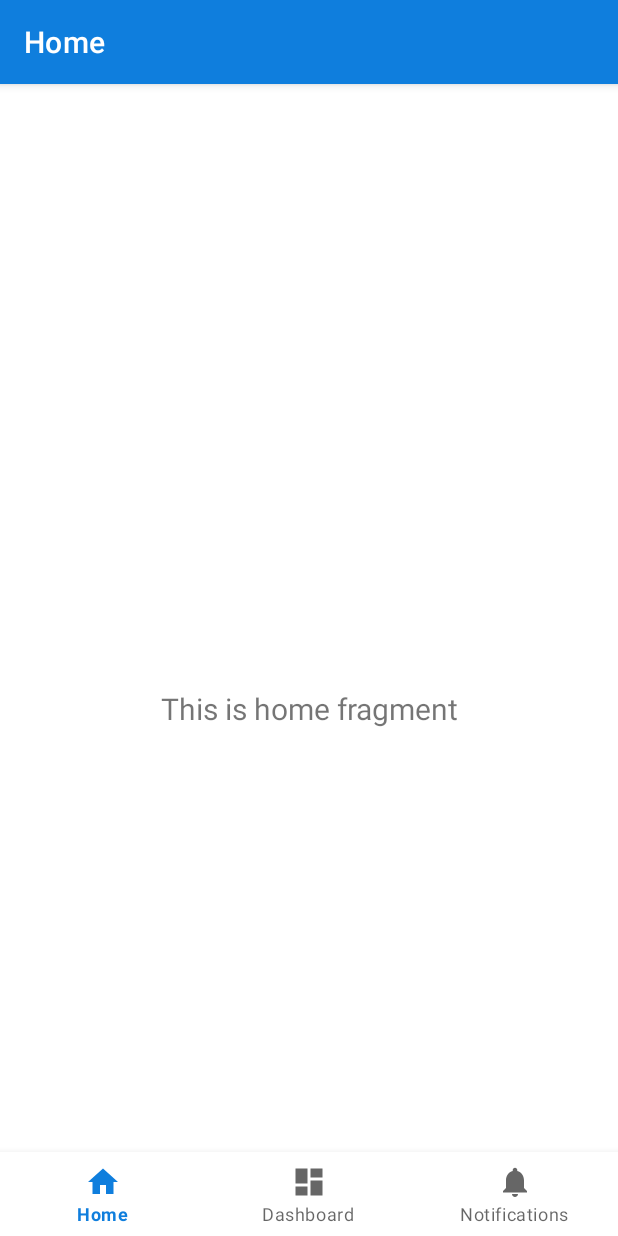
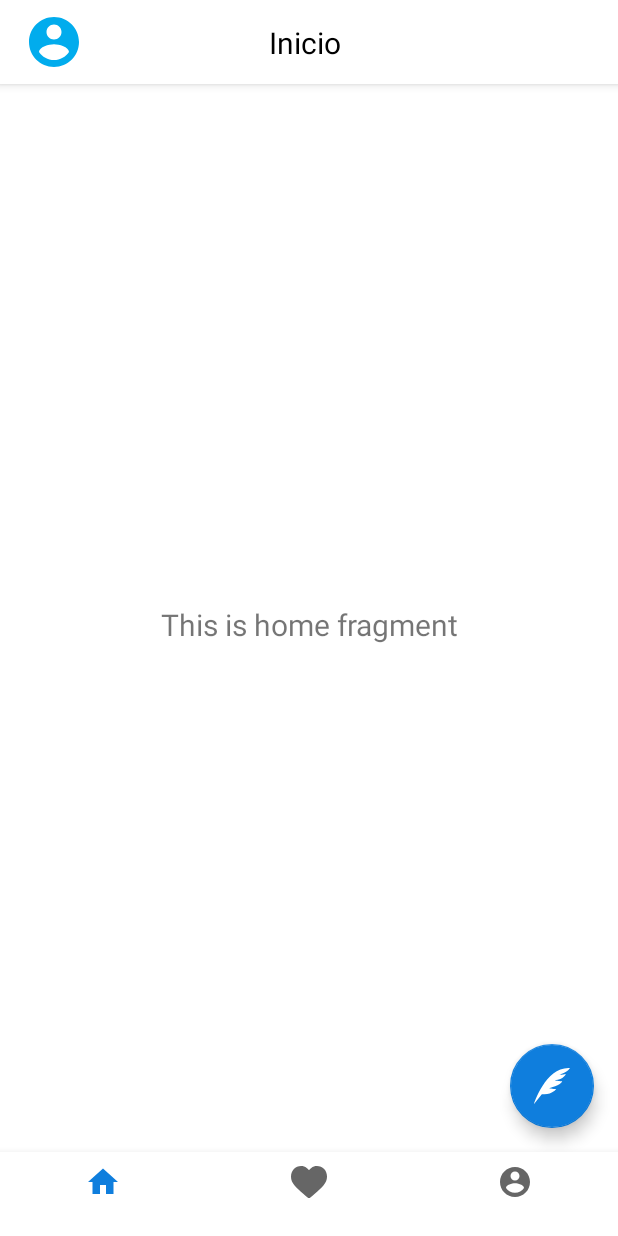
Before and after one commit to is-lgarcia/mini_twitter, an Android app: the DashboardActivity screen opened directly, with no data from a screen before it, on a phone screen of 412 x 824 dp. Run offline under Robolectric (Android 15) with nearby library versions, the phone set to English and light mode, and no system bars; our stand-ins replace navigation-ui.

Commit message:
Implementacion de Toolbar Personalizado + Cambio de iconos en el bottom_nav y personalizar el Fab

```diff
--- a/app/src/main/java/com/luisg/minitwitter/view/DashboardActivity.java
+++ b/app/src/main/java/com/luisg/minitwitter/view/DashboardActivity.java
@@ -1,14 +1,15 @@
 package com.luisg.minitwitter.view;
 
 import android.os.Bundle;
-import android.widget.Toast;
+import android.view.View;
 
 import com.google.android.material.bottomnavigation.BottomNavigationView;
+import com.google.android.material.floatingactionbutton.FloatingActionButton;
+import com.google.android.material.snackbar.Snackbar;
 import com.luisg.minitwitter.R;
-import com.luisg.minitwitter.common.Constants;
-import com.luisg.minitwitter.common.SharedPreferencesManager;
 
 import androidx.appcompat.app.AppCompatActivity;
+import androidx.appcompat.widget.Toolbar;
 import androidx.navigation.NavController;
 import androidx.navigation.Navigation;
 import androidx.navigation.ui.AppBarConfiguration;
@@ -20,11 +21,24 @@ public class DashboardActivity extends AppCompatActivity {
     protected void onCreate(Bundle savedInstanceState) {
         super.onCreate(savedInstanceState);
         setContentView(R.layout.activity_dashboard);
+
+        Toolbar toolbar = findViewById(R.id.toolbar);
+        setSupportActionBar(toolbar);
+
+        FloatingActionButton fab = findViewById(R.id.fab);
+        fab.setOnClickListener(new View.OnClickListener() {
+            @Override
+            public void onClick(View view) {
+                Snackbar.make(view, "Replace with your own action", Snackbar.LENGTH_LONG)
+                        .setAction("Action", null).show();
+            }
+        });
+
         BottomNavigationView navView = findViewById(R.id.nav_view);
         // Passing each menu ID as a set of Ids because each
         // menu should be considered as top level destinations.
         AppBarConfiguration appBarConfiguration = new AppBarConfiguration.Builder(
-                R.id.navigation_home, R.id.navigation_dashboard, R.id.navigation_notifications)
+                R.id.navigation_home, R.id.navigation_tweet_like, R.id.navigation_profile)
                 .build();
         NavController navController = Navigation.findNavController(this, R.id.nav_host_fragment);
         NavigationUI.setupActionBarWithNavController(this, navController, appBarConfiguration);
--- a/app/src/main/java/com/luisg/minitwitter/view/MainActivity.java
+++ b/app/src/main/java/com/luisg/minitwitter/view/MainActivity.java
@@ -37,8 +37,6 @@ public class MainActivity extends AppCompatActivity {
     protected void onCreate(Bundle savedInstanceState) {
         super.onCreate(savedInstanceState);
         setContentView(R.layout.activity_main);
-        getSupportActionBar().hide();
-
         retrofitInit();
         findView();
 
--- a/app/src/main/java/com/luisg/minitwitter/view/SignUpActivity.java
+++ b/app/src/main/java/com/luisg/minitwitter/view/SignUpActivity.java
@@ -34,7 +34,6 @@ public class SignUpActivity extends AppCompatActivity {
     protected void onCreate(Bundle savedInstanceState) {
         super.onCreate(savedInstanceState);
         setContentView(R.layout.activity_sign_up);
-        getSupportActionBar().hide();
         retrofitInit();
         findView();
         backLogin();
--- /dev/null
+++ b/app/src/main/res/drawable/ic_account_circle.xml
@@ -0,0 +1,10 @@
+<vector android:height="24dp"
+    android:tint="#01ACED"
+    android:viewportHeight="24.0"
+    android:viewportWidth="24.0"
+    android:width="24dp"
+    xmlns:android="http://schemas.android.com/apk/res/android">
+    <path
+        android:fillColor="#FF0f7edd"
+        android:pathData="M12,2C6.48,2 2,6.48 2,12s4.48,10 10,10 10,-4.48 10,-10S17.52,2 12,2zM12,5c1.66,0 3,1.34 3,3s-1.34,3 -3,3 -3,-1.34 -3,-3 1.34,-3 3,-3zM12,19.2c-2.5,0 -4.71,-1.28 -6,-3.22 0.03,-1.99 4,-3.08 6,-3.08 1.99,0 5.97,1.09 6,3.08 -1.29,1.94 -3.5,3.22 -6,3.22z" />
+</vector>
--- /dev/null
+++ b/app/src/main/res/drawable/ic_like.xml
@@ -0,0 +1,9 @@
+<vector xmlns:android="http://schemas.android.com/apk/res/android"
+    android:width="512.001dp"
+    android:height="512dp"
+    android:viewportWidth="512.001"
+    android:viewportHeight="512">
+    <path
+        android:fillColor="#FF000000"
+        android:pathData="m256,483.516c-7.289,0 -14.316,-2.641 -19.793,-7.438 -20.684,-18.086 -40.625,-35.082 -58.219,-50.074l-0.09,-0.078c-51.582,-43.957 -96.125,-81.918 -127.117,-119.313 -34.645,-41.805 -50.781,-81.441 -50.781,-124.742 0,-42.07 14.426,-80.883 40.617,-109.293 26.504,-28.746 62.871,-44.578 102.414,-44.578 29.555,0 56.621,9.344 80.445,27.77 12.023,9.301 22.922,20.684 32.523,33.961 9.605,-13.277 20.5,-24.66 32.527,-33.961 23.824,-18.426 50.891,-27.77 80.445,-27.77 39.539,0 75.91,15.832 102.414,44.578 26.191,28.41 40.613,67.223 40.613,109.293 0,43.301 -16.133,82.938 -50.777,124.738 -30.992,37.398 -75.531,75.355 -127.105,119.309 -17.625,15.016 -37.598,32.039 -58.328,50.168 -5.473,4.789 -12.504,7.43 -19.789,7.43zM143.031,57.992c-31.066,0 -59.605,12.398 -80.367,34.914 -21.07,22.855 -32.676,54.449 -32.676,88.965 0,36.418 13.535,68.988 43.883,105.605 29.332,35.395 72.961,72.574 123.477,115.625l0.094,0.078c17.66,15.051 37.68,32.113 58.516,50.332 20.961,-18.254 41.012,-35.344 58.707,-50.418 50.512,-43.051 94.137,-80.223 123.469,-115.617 30.344,-36.617 43.879,-69.188 43.879,-105.605 0,-34.516 -11.605,-66.109 -32.676,-88.965 -20.758,-22.516 -49.301,-34.914 -80.363,-34.914 -22.758,0 -43.652,7.234 -62.102,21.5 -16.441,12.719 -27.895,28.797 -34.609,40.047 -3.453,5.785 -9.531,9.238 -16.262,9.238s-12.809,-3.453 -16.262,-9.238c-6.711,-11.25 -18.164,-27.328 -34.609,-40.047 -18.449,-14.266 -39.344,-21.5 -62.098,-21.5zM143.031,57.992" />
+</vector>
--- /dev/null
+++ b/app/src/main/res/drawable/ic_like_black.xml
@@ -0,0 +1,9 @@
+<vector xmlns:android="http://schemas.android.com/apk/res/android"
+    android:width="512dp"
+    android:height="512dp"
+    android:viewportWidth="512"
+    android:viewportHeight="512">
+    <path
+        android:fillColor="#FF000000"
+        android:pathData="m471.383,72.578c-26.504,-28.746 -62.871,-44.578 -102.41,-44.578 -29.555,0 -56.621,9.344 -80.449,27.77 -12.023,9.301 -22.918,20.68 -32.523,33.961 -9.602,-13.277 -20.5,-24.66 -32.527,-33.961 -23.824,-18.426 -50.891,-27.77 -80.445,-27.77 -39.539,0 -75.91,15.832 -102.414,44.578 -26.188,28.41 -40.613,67.223 -40.613,109.293 0,43.301 16.137,82.938 50.781,124.742 30.992,37.395 75.535,75.355 127.117,119.313 17.613,15.012 37.578,32.027 58.309,50.152 5.477,4.797 12.504,7.438 19.793,7.438 7.285,0 14.316,-2.641 19.785,-7.43 20.73,-18.129 40.707,-35.152 58.328,-50.172 51.574,-43.949 96.117,-81.906 127.109,-119.305 34.645,-41.801 50.777,-81.438 50.777,-124.742 0,-42.066 -14.426,-80.879 -40.617,-109.289zM471.383,72.578" />
+</vector>
--- /dev/null
+++ b/app/src/main/res/drawable/ic_write_tweet.xml
@@ -0,0 +1,9 @@
+<vector xmlns:android="http://schemas.android.com/apk/res/android"
+    android:width="35.738dp"
+    android:height="35.738dp"
+    android:viewportWidth="35.738"
+    android:viewportHeight="35.738">
+    <path
+        android:fillColor="#FF000000"
+        android:pathData="M0,35.667c0,0 11.596,-37.07 35.738,-35.55c0,0 -2.994,4.849 -10.551,6.416c0,0 3.518,0.429 6.369,-0.522c0,0 -1.711,5.515 -11.025,6.273c0,0 5.133,1.331 7.414,0.57c0,0 -0.619,4.111 -10.102,6.154c-0.562,0.12 -4.347,1.067 -1.306,1.448c0,0 4.371,0.763 5.514,0.381c0,0 -3.744,5.607 -12.928,5.132c-0.903,-0.047 -1.332,0 -1.332,0L0,35.667z" />
+</vector>
--- a/app/src/main/res/layout/activity_dashboard.xml
+++ b/app/src/main/res/layout/activity_dashboard.xml
@@ -1,11 +1,75 @@
 <?xml version="1.0" encoding="utf-8"?>
-<androidx.constraintlayout.widget.ConstraintLayout
-    xmlns:android="http://schemas.android.com/apk/res/android"
+<androidx.coordinatorlayout.widget.CoordinatorLayout xmlns:android="http://schemas.android.com/apk/res/android"
     xmlns:app="http://schemas.android.com/apk/res-auto"
+    xmlns:tools="http://schemas.android.com/tools"
     android:id="@+id/container"
     android:layout_width="match_parent"
-    android:layout_height="match_parent"
-    android:paddingTop="?attr/actionBarSize" >
+    android:layout_height="match_parent">
+
+    <androidx.constraintlayout.widget.ConstraintLayout
+        android:layout_width="match_parent"
+        android:layout_height="match_parent">
+
+
+        <com.google.android.material.appbar.AppBarLayout
+            android:id="@+id/appBarLayout2"
+            android:layout_width="match_parent"
+            android:layout_height="wrap_content"
+            android:theme="@style/AppTheme.AppBarOverlay"
+            app:layout_constraintEnd_toEndOf="parent"
+            app:layout_constraintStart_toStartOf="parent"
+            app:layout_constraintTop_toTopOf="parent">
+
+            <androidx.appcompat.widget.Toolbar
+                android:id="@+id/toolbar"
+                android:layout_width="match_parent"
+                android:layout_height="?attr/actionBarSize"
+                android:background="@android:color/white"
+                app:popupTheme="@style/AppTheme.PopupOverlay">
+
+                <androidx.constraintlayout.widget.ConstraintLayout
+                    android:layout_width="match_parent"
+                    android:layout_height="wrap_content">
+
+                    <ImageView
+                        android:id="@+id/image_view_toolbar_photo"
+                        android:layout_width="40dp"
+                        android:layout_height="40dp"
+                        android:src="@drawable/ic_account_circle"
+                        app:layout_constraintBottom_toBottomOf="parent"
+                        app:layout_constraintStart_toStartOf="parent"
+                        app:layout_constraintTop_toTopOf="parent" />
+
+                    <TextView
+                        android:id="@+id/text_title_toolbar"
+                        android:layout_width="wrap_content"
+                        android:layout_height="wrap_content"
+                        android:textColor="@android:color/black"
+                        android:textSize="20sp"
+                        app:layout_constraintBottom_toBottomOf="@+id/image_view_toolbar_photo"
+                        app:layout_constraintEnd_toEndOf="parent"
+                        app:layout_constraintHorizontal_bias="0.4"
+                        app:layout_constraintStart_toEndOf="@+id/image_view_toolbar_photo"
+                        app:layout_constraintTop_toTopOf="@+id/image_view_toolbar_photo"
+                        android:text="@string/title_appbar_home" />
+
+                </androidx.constraintlayout.widget.ConstraintLayout>
+
+            </androidx.appcompat.widget.Toolbar>
+
+        </com.google.android.material.appbar.AppBarLayout>
+
+        <fragment
+            android:id="@+id/nav_host_fragment"
+            android:name="androidx.navigation.fragment.NavHostFragment"
+            android:layout_width="match_parent"
+            android:layout_height="0dp"
+            app:defaultNavHost="true"
+            app:layout_constraintBottom_toTopOf="@id/nav_view"
+            app:layout_constraintLeft_toLeftOf="parent"
+            app:layout_constraintRight_toRightOf="parent"
+            app:layout_constraintTop_toBottomOf="@+id/appBarLayout2"
+            app:navGraph="@navigation/mobile_navigation" />
 
         <com.google.android.material.bottomnavigation.BottomNavigationView
             android:id="@+id/nav_view"
@@ -17,19 +81,23 @@
             app:layout_constraintBottom_toBottomOf="parent"
             app:layout_constraintLeft_toLeftOf="parent"
             app:layout_constraintRight_toRightOf="parent"
-        app:menu="@menu/bottom_nav_menu"/>
+            app:menu="@menu/bottom_nav_menu" />
 
-    <fragment
-        android:id="@+id/nav_host_fragment"
-        android:name="androidx.navigation.fragment.NavHostFragment"
-        android:layout_width="match_parent"
-        android:layout_height="match_parent"
-        app:defaultNavHost="true"
-        app:layout_constraintBottom_toTopOf="@id/nav_view"
-        app:layout_constraintLeft_toLeftOf="parent"
-        app:layout_constraintRight_toRightOf="parent"
-        app:layout_constraintTop_toTopOf="parent"
-        app:navGraph="@navigation/mobile_navigation"
-    />
+        <com.google.android.material.floatingactionbutton.FloatingActionButton
+            android:id="@+id/fab"
+            android:layout_width="wrap_content"
+            android:layout_height="wrap_content"
+            android:layout_gravity="bottom|end"
+            android:layout_margin="@dimen/fab_margin"
+            android:layout_marginEnd="8dp"
+            android:layout_marginBottom="8dp"
+            app:backgroundTint="@color/colorPrimary"
+            app:fabSize="auto"
+            app:tint="@android:color/white"
+            app:layout_constraintBottom_toTopOf="@+id/nav_view"
+            app:layout_constraintEnd_toEndOf="parent"
+            app:srcCompat="@drawable/ic_write_tweet" />
 
     </androidx.constraintlayout.widget.ConstraintLayout>
+
+</androidx.coordinatorlayout.widget.CoordinatorLayout>
--- a/app/src/main/res/menu/bottom_nav_menu.xml
+++ b/app/src/main/res/menu/bottom_nav_menu.xml
@@ -4,16 +4,16 @@
     <item
         android:id="@+id/navigation_home"
         android:icon="@drawable/ic_home_black_24dp"
-        android:title="@string/title_home"/>
+        android:title="" />
 
     <item
-        android:id="@+id/navigation_dashboard"
-        android:icon="@drawable/ic_dashboard_black_24dp"
-        android:title="@string/title_dashboard"/>
+        android:id="@+id/navigation_tweet_like"
+        android:icon="@drawable/ic_like_black"
+        android:title="" />
 
     <item
-        android:id="@+id/navigation_notifications"
-        android:icon="@drawable/ic_notifications_black_24dp"
-        android:title="@string/title_notifications"/>
+        android:id="@+id/navigation_profile"
+        android:icon="@drawable/ic_account_circle"
+        android:title="" />
 
 </menu>
--- a/app/src/main/res/navigation/mobile_navigation.xml
+++ b/app/src/main/res/navigation/mobile_navigation.xml
@@ -12,13 +12,13 @@
         tools:layout="@layout/fragment_home" />
 
     <fragment
-        android:id="@+id/navigation_dashboard"
+        android:id="@+id/navigation_tweet_like"
         android:name="com.luisg.minitwitter.view.ui.dashboard.DashboardFragment"
         android:label="@string/title_dashboard"
         tools:layout="@layout/fragment_dashboard" />
 
     <fragment
-        android:id="@+id/navigation_notifications"
+        android:id="@+id/navigation_profile"
         android:name="com.luisg.minitwitter.view.ui.notifications.NotificationsFragment"
         android:label="@string/title_notifications"
         tools:layout="@layout/fragment_notifications" />
--- a/app/src/main/res/values/dimens.xml
+++ b/app/src/main/res/values/dimens.xml
@@ -2,4 +2,5 @@
     <!-- Default screen margins, per the Android Design guidelines. -->
     <dimen name="activity_horizontal_margin">16dp</dimen>
     <dimen name="activity_vertical_margin">16dp</dimen>
+    <dimen name="fab_margin">16dp</dimen>
 </resources>
--- a/app/src/main/res/values/strings.xml
+++ b/app/src/main/res/values/strings.xml
@@ -18,7 +18,16 @@
     <string name="title_home">Home</string>
     <string name="title_dashboard">Dashboard</string>
     <string name="title_notifications">Notifications</string>
+    <string name="title_activity_prueba">Prueba</string>
+    <!-- Strings used for fragments for navigation -->
+    <string name="first_fragment_label">First Fragment</string>
+    <string name="second_fragment_label">Second Fragment</string>
+    <string name="next">Next</string>
+    <string name="previous">Previous</string>
 
+    <string name="hello_first_fragment">Hello first fragment</string>
+    <string name="hello_second_fragment">Hello second fragment. Arg: %1$s</string>
+    <string name="title_appbar_home">Inicio</string>
 
 
 </resources>
--- a/app/src/main/res/values/styles.xml
+++ b/app/src/main/res/values/styles.xml
@@ -1,7 +1,7 @@
 <resources>
 
     <!-- Base application theme. -->
-    <style name="AppTheme" parent="Theme.MaterialComponents.Light.DarkActionBar">
+    <style name="AppTheme" parent="Theme.MaterialComponents.Light.NoActionBar">
         <!-- Customize your theme here. -->
         <item name="colorPrimary">@color/colorPrimary</item>
         <item name="colorPrimaryDark">@color/colorPrimaryDark</item>
@@ -13,4 +13,13 @@
         <item name="boxStrokeWidth">2dp</item>
     </style>
 
+    <style name="AppTheme.NoActionBar">
+        <item name="windowActionBar">false</item>
+        <item name="windowNoTitle">true</item>
+    </style>
+
+    <style name="AppTheme.AppBarOverlay" parent="ThemeOverlay.AppCompat.Dark.ActionBar" />
+
+    <style name="AppTheme.PopupOverlay" parent="ThemeOverlay.AppCompat.Light" />
+
 </resources>
```
Also changed, not shown: app/src/main/AndroidManifest.xml (+5 -6 lines). Lines whose indentation alone changed are shown as unchanged.
